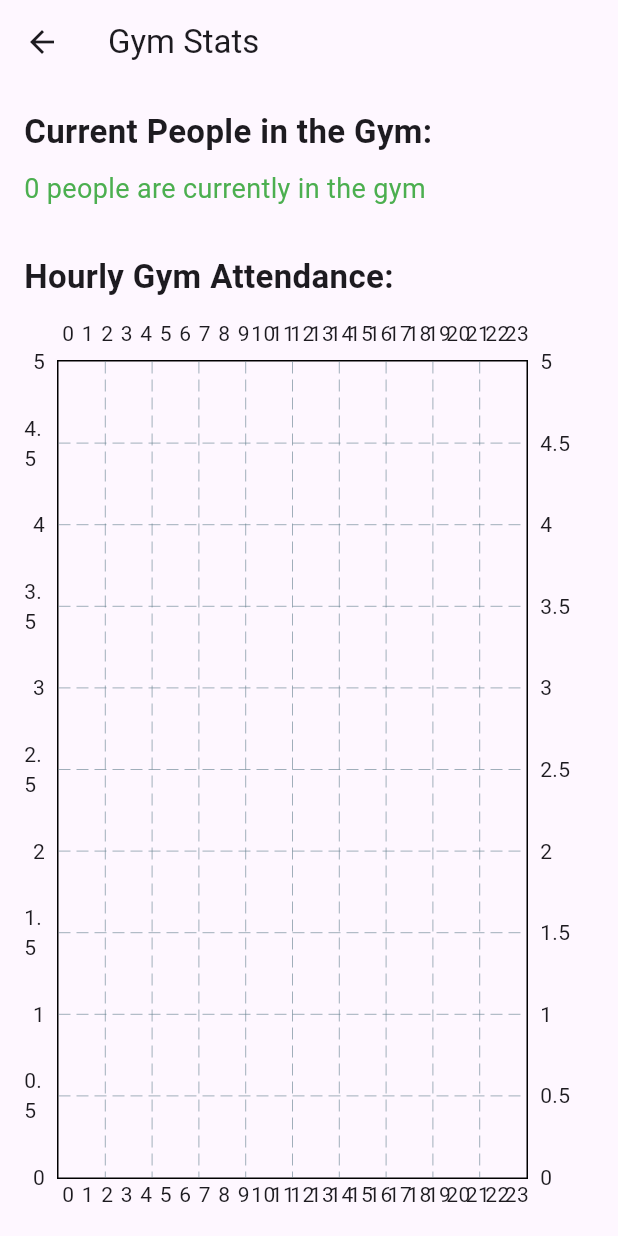
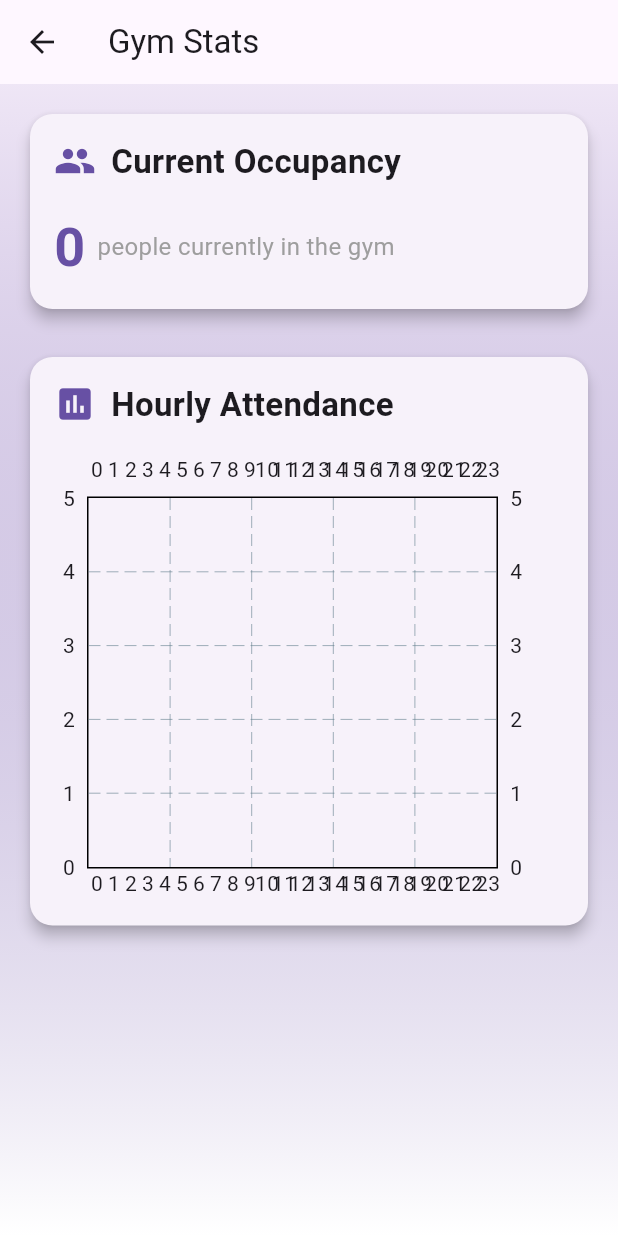
Before and after one commit to leomcl/gymManagmnetApp, a Flutter app: the GymStatsView screen opened directly, on a phone screen of 412 x 824 dp. Run offline on Flutter 3.47's test engine with Material 3 defaults, Android fonts, the phone set to English and light mode, and no system bars; drawn by our look-alikes of fl_chart; our stand-ins replace cloud_firestore, firebase_auth, firebase_core; accounts and stored records are empty.

Commit message:
Gym stats view UI improved.

```diff
--- a/lib/pages/customer_pages/gym_stats_view.dart
+++ b/lib/pages/customer_pages/gym_stats_view.dart
@@ -15,49 +15,127 @@ class GymStatsViewState extends State<GymStatsView> {
     return Scaffold(
       appBar: AppBar(
         title: const Text('Gym Stats'),
+        elevation: 0,
       ),
-      body: Padding(
+      body: Container(
+        decoration: BoxDecoration(
+          gradient: LinearGradient(
+            begin: Alignment.topCenter,
+            end: Alignment.bottomCenter,
+            colors: [
+              Theme.of(context).primaryColor.withOpacity(0.1),
+              Colors.white,
+            ],
+          ),
+        ),
+        child: Padding(
           padding: const EdgeInsets.all(16.0),
           child: Column(
             crossAxisAlignment: CrossAxisAlignment.start,
             children: [
+              Card(
+                elevation: 4,
+                shape: RoundedRectangleBorder(
+                  borderRadius: BorderRadius.circular(15),
+                ),
+                child: Padding(
+                  padding: const EdgeInsets.all(16.0),
+                  child: Column(
+                    crossAxisAlignment: CrossAxisAlignment.start,
+                    children: [
+                      Row(
+                        children: [
+                          Icon(Icons.people,
+                            color: Theme.of(context).primaryColor,
+                            size: 28,
+                          ),
+                          const SizedBox(width: 10),
                           const Text(
-              'Current People in the Gym:',
-              style: TextStyle(fontSize: 22, fontWeight: FontWeight.bold),
+                            'Current Occupancy',
+                            style: TextStyle(
+                              fontSize: 22,
+                              fontWeight: FontWeight.bold,
                             ),
-            const SizedBox(height: 10),
-
-            // Real-time display of the number of people in the gym
+                          ),
+                        ],
+                      ),
+                      const SizedBox(height: 16),
                       StreamBuilder<int>(
                         stream: _getRealTimeGymCountFromFirestore(),
                         builder: (context, snapshot) {
                           if (snapshot.connectionState == ConnectionState.waiting) {
-                  return const CircularProgressIndicator();
+                            return const Center(child: CircularProgressIndicator());
                           } else if (snapshot.hasError) {
-                  return Text('Error: ${snapshot.error}');
+                            return Text('Error: ${snapshot.error}',
+                              style: TextStyle(color: Colors.red[700]),
+                            );
                           } else if (snapshot.hasData) {
-                  return Text(
-                    '${snapshot.data} people are currently in the gym',
-                    style: const TextStyle(fontSize: 18, color: Colors.green),
+                            return Row(
+                              children: [
+                                Text(
+                                  '${snapshot.data}',
+                                  style: TextStyle(
+                                    fontSize: 36,
+                                    fontWeight: FontWeight.bold,
+                                    color: Theme.of(context).primaryColor,
+                                  ),
+                                ),
+                                const SizedBox(width: 8),
+                                const Text(
+                                  'people currently in the gym',
+                                  style: TextStyle(
+                                    fontSize: 16,
+                                    color: Colors.grey,
+                                  ),
+                                ),
+                              ],
                             );
-                } else {
+                          }
                           return const Text('No data available');
-                }
                         },
                       ),
-
-            const SizedBox(height: 30),
-
-            // Display the hourly entries chart
+                    ],
+                  ),
+                ),
+              ),
+              const SizedBox(height: 24),
+              Card(
+                elevation: 4,
+                shape: RoundedRectangleBorder(
+                  borderRadius: BorderRadius.circular(15),
+                ),
+                child: Padding(
+                  padding: const EdgeInsets.all(16.0),
+                  child: Column(
+                    crossAxisAlignment: CrossAxisAlignment.start,
+                    children: [
+                      Row(
+                        children: [
+                          Icon(Icons.insert_chart,
+                            color: Theme.of(context).primaryColor,
+                            size: 28,
+                          ),
+                          const SizedBox(width: 10),
                           const Text(
-              'Hourly Gym Attendance:',
-              style: TextStyle(fontSize: 22, fontWeight: FontWeight.bold),
+                            'Hourly Attendance',
+                            style: TextStyle(
+                              fontSize: 22,
+                              fontWeight: FontWeight.bold,
                             ),
-            const SizedBox(height: 10),
-            const Expanded(
+                          ),
+                        ],
+                      ),
+                      const SizedBox(height: 16),
+                      const SizedBox(
+                        height: 300,
                         child: HourlyEntriesChart(),
                       ),
                     ],
+                  ),
+                ),
+              ),
+            ],
+          ),
         ),
       ),
     );
```
Lines whose indentation alone changed are shown as unchanged.
